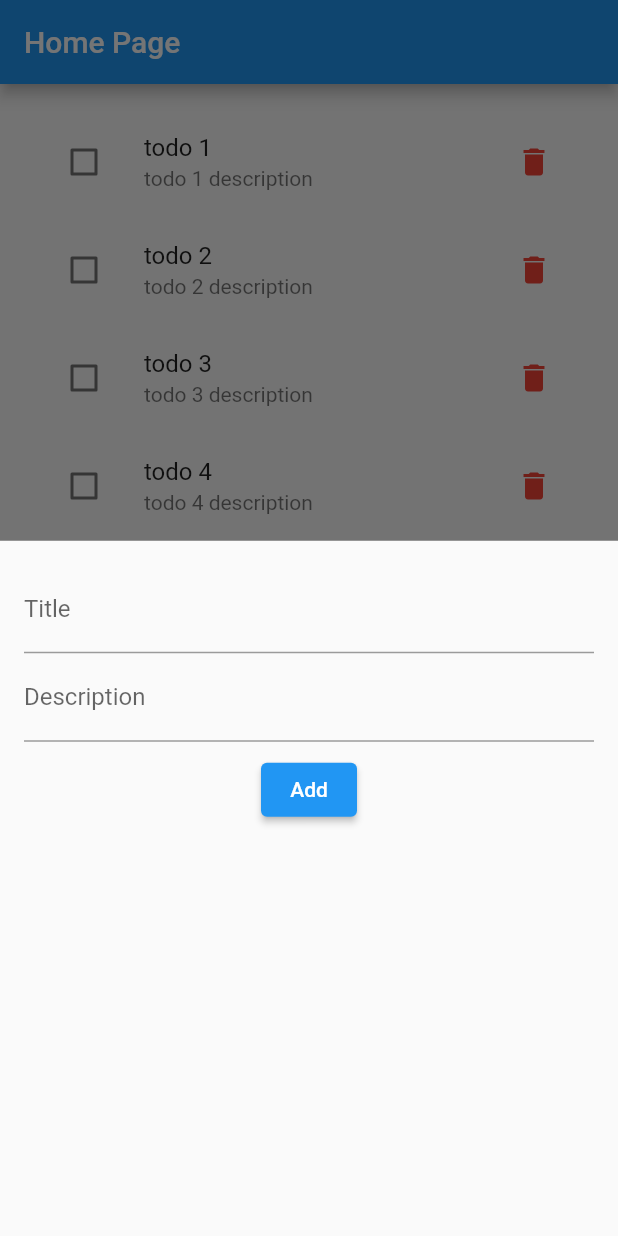
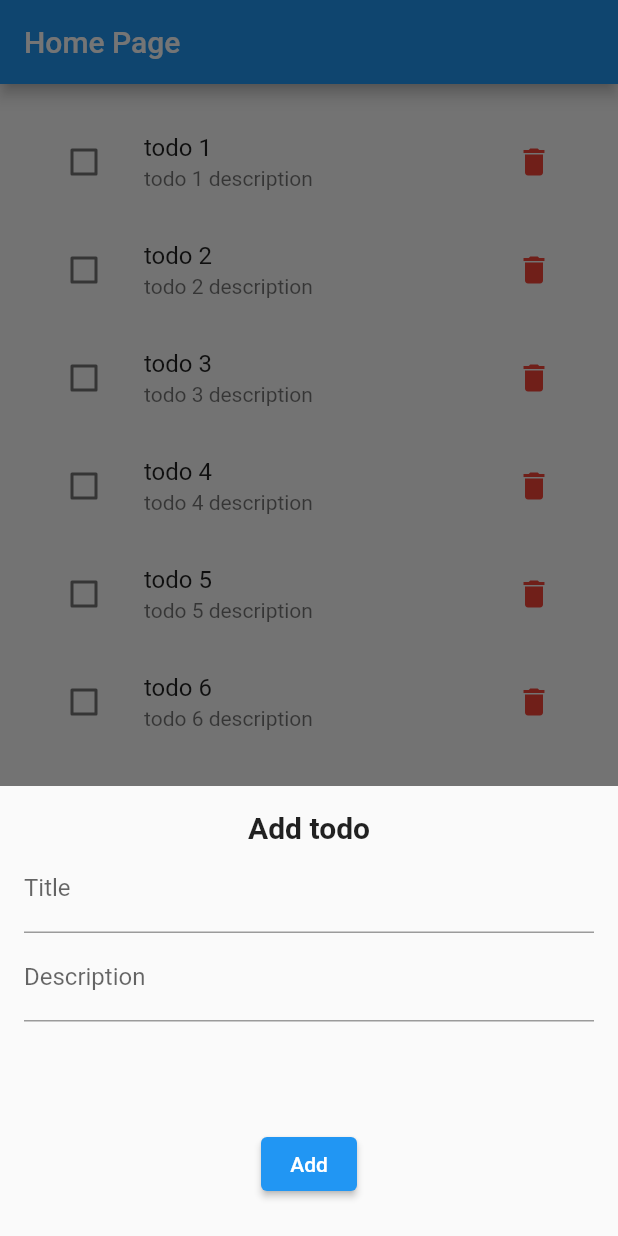
Before and after one commit to SanjayDevTech/flutter_todo, a Flutter app: the screen it shows after launch, after a tap on "Add Todo", on a phone screen of 412 x 824 dp. Run offline on Flutter 3.47's test engine with Material 2 defaults, Android fonts, the phone set to English and light mode, and no system bars; our stand-ins replace bloc, equatable, flutter_bloc.

Commit message:
added title in bottom modal sheet

```diff
--- a/lib/screens/home/bottom_sheet.dart
+++ b/lib/screens/home/bottom_sheet.dart
@@ -1,20 +1,19 @@
 import 'package:flutter/material.dart';
-import 'package:flutter_todo/data/models.dart';
 
 class TodoAddBottomSheet extends StatelessWidget {
   TodoAddBottomSheet({super.key});
 
-  // final void Function(String, String) onAdd;
   final TextEditingController _titleController = TextEditingController();
   final TextEditingController _descriptionController = TextEditingController();
 
   @override
   Widget build(BuildContext context) {
-    return Form(
-      child: Padding(
+    return Container(
+      height: 300,
       padding: const EdgeInsets.all(16.0),
       child: Column(
         children: [
+          const Text("Add todo", style: TextStyle(fontWeight: FontWeight.bold, fontSize: 20),),
           TextFormField(
             controller: _titleController,
             decoration: const InputDecoration(
@@ -27,19 +26,18 @@ class TodoAddBottomSheet extends StatelessWidget {
               labelText: "Description",
             ),
           ),
+          const Spacer(),
           Padding(
             padding: const EdgeInsets.all(8.0),
             child: ElevatedButton(
               onPressed: () {
                 Navigator.pop(context, {"title": _titleController.text, "description": _descriptionController.text});
-
               },
               child: const Text("Add"),
             ),
           ),
         ],
       ),
-      ),
     );
   }
 }
```
Also changed, not shown: lib/screens/home/data.dart (+8 -2 lines). Lines whose indentation alone changed are shown as unchanged.
